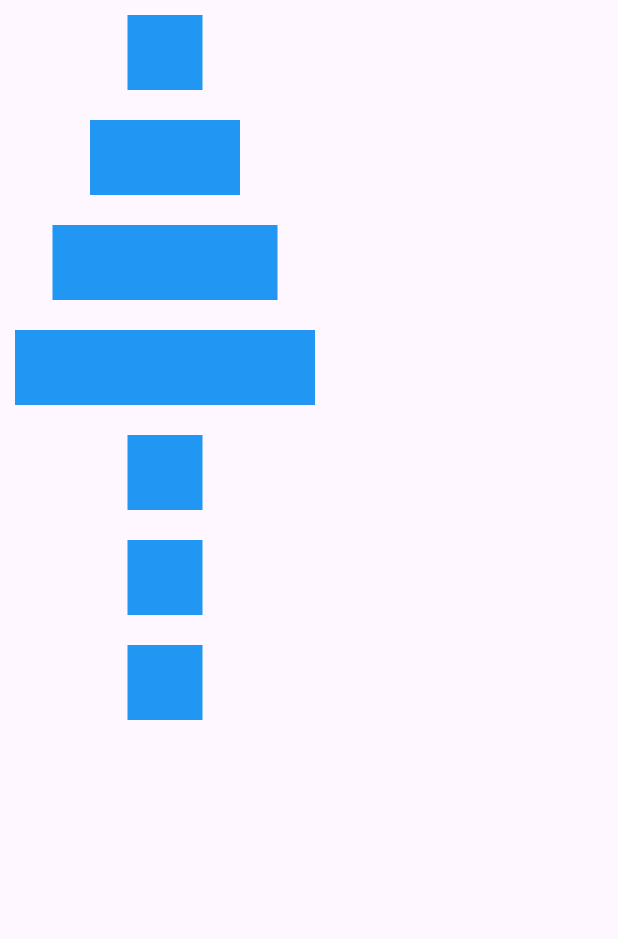
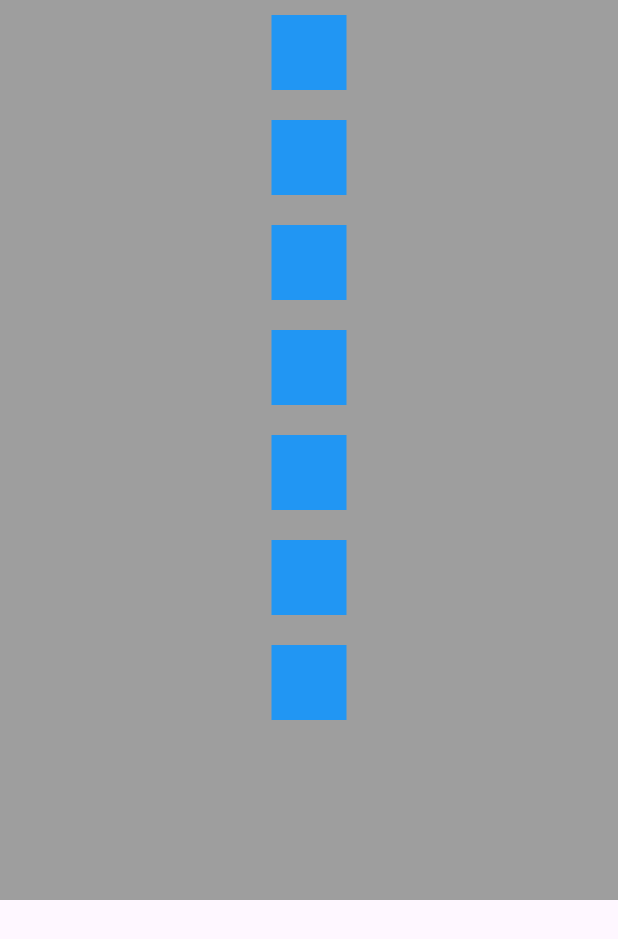
Before and after one commit to doriver/longTimeAgo, a Flutter app: the screen it shows after launch, on a phone screen of 412 x 824 dp. Shown: the top 939 px of the screen. Run offline on Flutter 3.47's test engine with Material 3 defaults, Android fonts, the phone set to English and light mode, and no system bars; our stand-ins replace get, loader_overlay.

Commit message:
특정 사이즈에 column이 들어있는 경우

```diff
--- a/flutter_ui_excercise01/lib/columnRow.dart
+++ b/flutter_ui_excercise01/lib/columnRow.dart
@@ -6,18 +6,23 @@ class ColumnRow extends StatelessWidget {
   @override
   Widget build(BuildContext context) {
     return Scaffold(
-      body: Column(
+      body: Container(
+        width: 500,
+        height: 600,
+        color: Colors.grey,
+        child: Column(
           // mainAxisAlignment: MainAxisAlignment.end,
           // crossAxisAlignment: CrossAxisAlignment.end,
           children: [
             Container(height: 50,width: 50, color:Colors.blue, margin: EdgeInsets.all(10)),
-          Container(height: 50,width: 100, color:Colors.blue, margin: EdgeInsets.all(10)),
-          Container(height: 50,width: 150, color:Colors.blue, margin: EdgeInsets.all(10)),
-          Container(height: 50,width: 200, color:Colors.blue, margin: EdgeInsets.all(10)),
+            Container(height: 50,width: 50, color:Colors.blue, margin: EdgeInsets.all(10)),
+            Container(height: 50,width: 50, color:Colors.blue, margin: EdgeInsets.all(10)),
+            Container(height: 50,width: 50, color:Colors.blue, margin: EdgeInsets.all(10)),
             Container(height: 50,width: 50, color:Colors.blue, margin: EdgeInsets.all(10)),
             Container(height: 50,width: 50, color:Colors.blue, margin: EdgeInsets.all(10)),
             Container(height: 50,width: 50, color:Colors.blue, margin: EdgeInsets.all(10))
           ]
+        ),
       )
     );
   }
```
Lines whose indentation alone changed are shown as unchanged.
